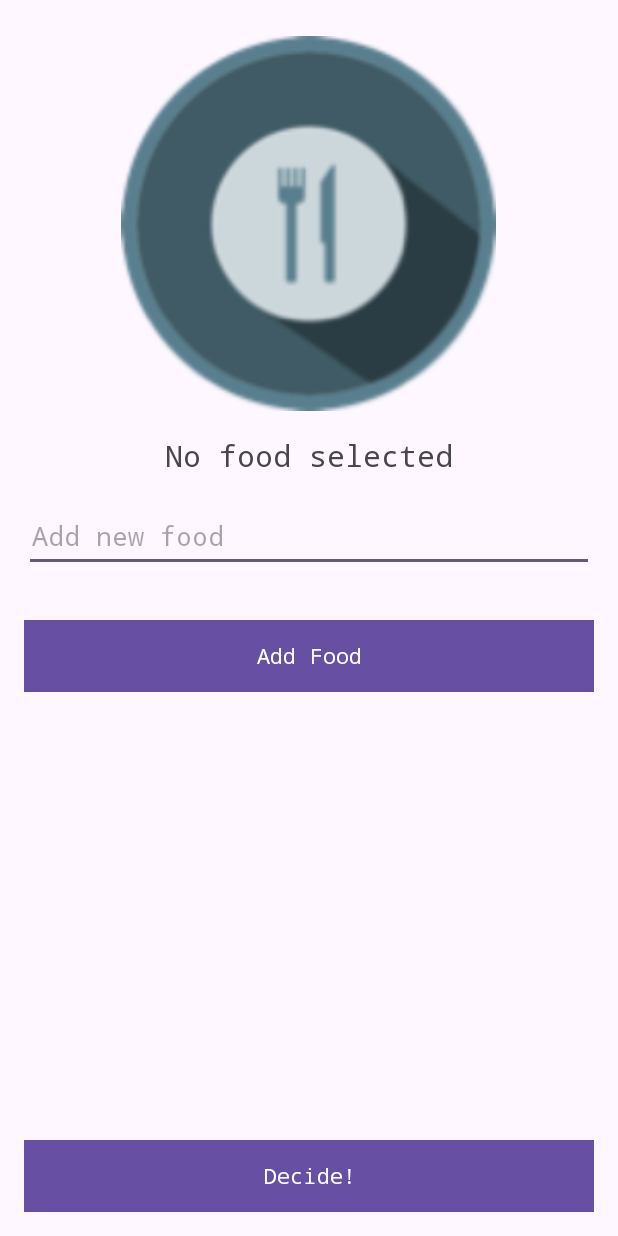
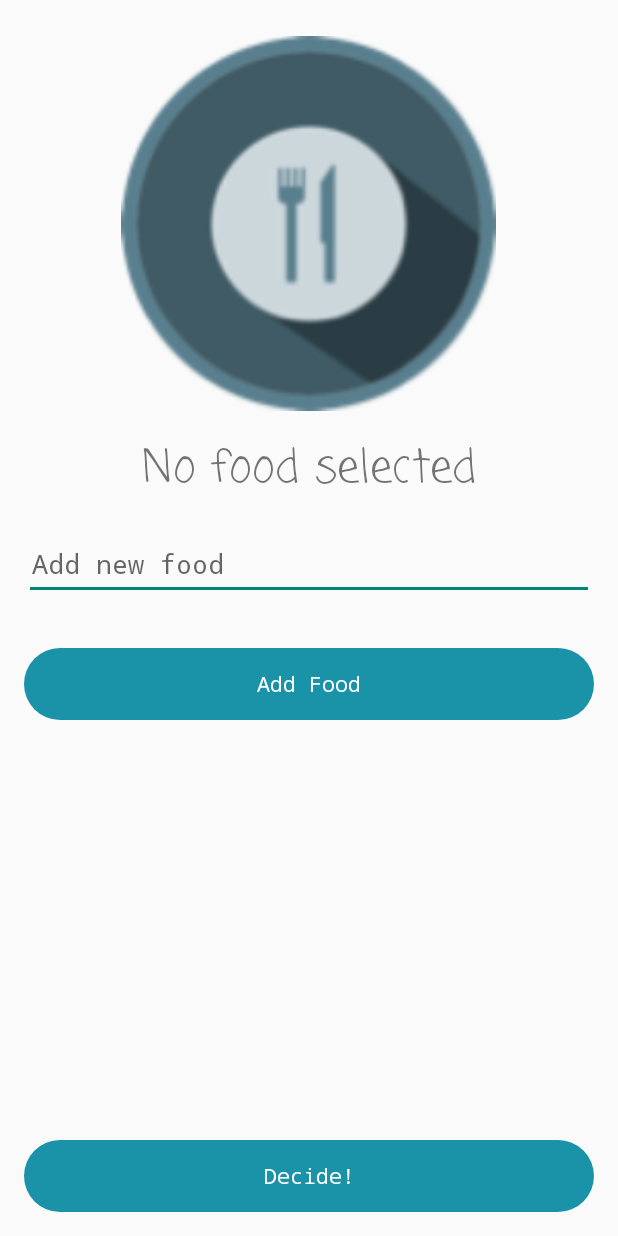
Before and after one commit to Bek-BDD/MDP, an Android app: the screen it shows after launch (MainActivity), on a phone screen of 412 x 824 dp. Run offline under Robolectric (Android 15) with nearby library versions, the phone set to English and light mode, and no system bars.

Commit message:
modified the layout

```diff
--- a/DinnerDecider/app/build.gradle.kts
+++ b/DinnerDecider/app/build.gradle.kts
@@ -33,6 +33,9 @@ android {
     kotlinOptions {
         jvmTarget = "1.8"
     }
+    buildFeatures {
+        viewBinding=true
+    }
 }
 
 dependencies {
--- a/DinnerDecider/app/src/main/java/com/bow/dinnerdecider/MainActivity.kt
+++ b/DinnerDecider/app/src/main/java/com/bow/dinnerdecider/MainActivity.kt
@@ -1,31 +1,34 @@
 package com.bow.dinnerdecider
 
 import android.os.Bundle
-import android.widget.Button
-import android.widget.EditText
-import android.widget.TextView
 import androidx.appcompat.app.AppCompatActivity
+import com.bow.dinnerdecider.databinding.MainPageBinding
 import kotlin.random.Random
 
 class MainActivity : AppCompatActivity() {
+    private lateinit var binding : MainPageBinding
     private val foodOptions = mutableListOf<String>("Shero", "Meser", "Kitfo", "misto", "mahberawi")
     override fun onCreate(savedInstanceState: Bundle?) {
         super.onCreate(savedInstanceState)
-        setContentView(R.layout.main_page)
+        binding=MainPageBinding.inflate(layoutInflater);
+        var view= binding.root;
+        setContentView(view)
 
 
-        val btnAddFood : Button = findViewById(R.id.btn_addFood)
-        val btnDecide : Button = findViewById(R.id.btn_decideFood)
-        val edtFood : EditText = findViewById(R.id.edit_food)
-        val txtDisplay : TextView = findViewById(R.id.txtChosenFood)
+        val addFoodBtn =binding.addFoodBtn;
+        val decideBtn =binding.decideBtn;
+        val customOrder = binding.customOrder;
+        val display = binding.display
 
-        btnDecide.setOnClickListener {
-            txtDisplay.text = selectFood(foodOptions);
+        decideBtn.setOnClickListener {
+            display.text = selectFood(foodOptions);
         }
 
-        btnAddFood.setOnClickListener{
-            addFood(edtFood.text.toString())
-            edtFood.text.clear()
+        addFoodBtn.setOnClickListener{
+            addFood(customOrder.text.toString())
+            display.text = customOrder.text;
+            customOrder.text.clear()
+
         }
     }
 
--- /dev/null
+++ b/DinnerDecider/app/src/main/res/drawable/round_buttons.xml
@@ -0,0 +1,6 @@
+<?xml version="1.0" encoding="utf-8"?>
+<shape xmlns:android="http://schemas.android.com/apk/res/android">
+
+    <corners android:radius="50dp"/>
+
+</shape>
--- a/DinnerDecider/app/src/main/res/layout/main_page.xml
+++ b/DinnerDecider/app/src/main/res/layout/main_page.xml
@@ -17,21 +17,21 @@
         android:contentDescription="@string/logo_image" />
 
     <TextView
+        android:id="@+id/display"
         android:layout_width="wrap_content"
         android:layout_height="wrap_content"
+        android:layout_below="@+id/logo"
         android:layout_centerHorizontal="true"
-        android:id="@+id/txtChosenFood"
-        android:fontFamily="monospace"
         android:layout_marginTop="16dp"
+        android:fontFamily="casual"
         android:text="@string/no_food_selected"
-        android:textSize="20sp"
-        android:layout_below="@+id/logo"/>
+        android:textSize="30sp" />
 
     <EditText
-        android:id="@+id/edit_food"
+        android:id="@+id/custom_order"
         android:layout_width="match_parent"
         android:layout_height="48dp"
-        android:layout_below="@+id/txtChosenFood"
+        android:layout_below="@+id/display"
         android:layout_marginStart="16dp"
         android:layout_marginTop="16dp"
         android:layout_marginEnd="16dp"
@@ -43,21 +43,23 @@
         android:padding="5dp" />
 
     <Button
-        android:id="@+id/btn_addFood"
+        android:id="@+id/add_food_btn"
         android:layout_width="match_parent"
         android:layout_height="wrap_content"
-        android:layout_below="@+id/edit_food"
+        android:layout_below="@+id/custom_order"
         android:layout_marginStart="16dp"
         android:layout_marginTop="16dp"
         android:layout_marginEnd="16dp"
         android:layout_marginBottom="16dp"
-        android:background="@color/vivid_cyan"
+        android:background="@drawable/round_buttons"
+        android:backgroundTint="#1A92A8"
         android:fontFamily="monospace"
         android:text="@string/btn_add_food"
+        android:textColor="#fff"
         android:textAllCaps="false" />
 
     <Button
-        android:id="@+id/btn_decideFood"
+        android:id="@+id/decide_btn"
         android:layout_width="match_parent"
         android:layout_height="wrap_content"
         android:layout_alignParentBottom="true"
@@ -65,9 +67,11 @@
         android:layout_marginTop="16dp"
         android:layout_marginEnd="16dp"
         android:layout_marginBottom="16dp"
-        android:background="@color/vivid_cyan"
+        android:background="@drawable/round_buttons"
+        android:backgroundTint="#1A92A8"
         android:fontFamily="monospace"
         android:text="@string/decide"
+        android:textColor="#fff"
         android:textAllCaps="false" />
 
 </RelativeLayout>
--- a/DinnerDecider/app/src/main/res/values-night/themes.xml
+++ b/DinnerDecider/app/src/main/res/values-night/themes.xml
@@ -1,6 +1,6 @@
 <resources xmlns:tools="http://schemas.android.com/tools">
     <!-- Base application theme. -->
-    <style name="Base.Theme.DinnerDecider" parent="Theme.Material3.DayNight.NoActionBar">
+    <style name="Base.Theme.DinnerDecider" parent="Theme.AppCompat.DayNight.NoActionBar">
         <!-- Customize your dark theme here. -->
         <!-- <item name="colorPrimary">@color/my_dark_primary</item> -->
     </style>
--- a/DinnerDecider/app/src/main/res/values/themes.xml
+++ b/DinnerDecider/app/src/main/res/values/themes.xml
@@ -1,6 +1,6 @@
 <resources xmlns:tools="http://schemas.android.com/tools">
     <!-- Base application theme. -->
-    <style name="Base.Theme.DinnerDecider" parent="Theme.Material3.DayNight.NoActionBar">
+    <style name="Base.Theme.DinnerDecider" parent="Theme.AppCompat.DayNight.NoActionBar">
         <!-- Customize your light theme here. -->
         <!-- <item name="colorPrimary">@color/my_light_primary</item> -->
     </style>
```
Also changed, not shown: 1 other file.
